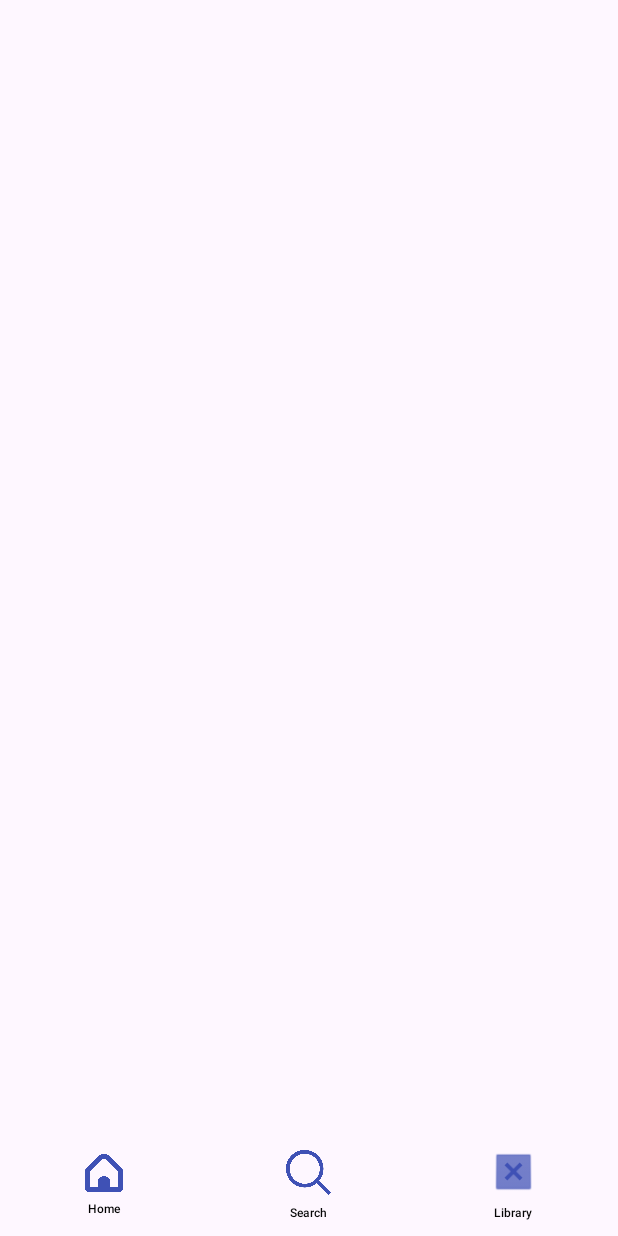
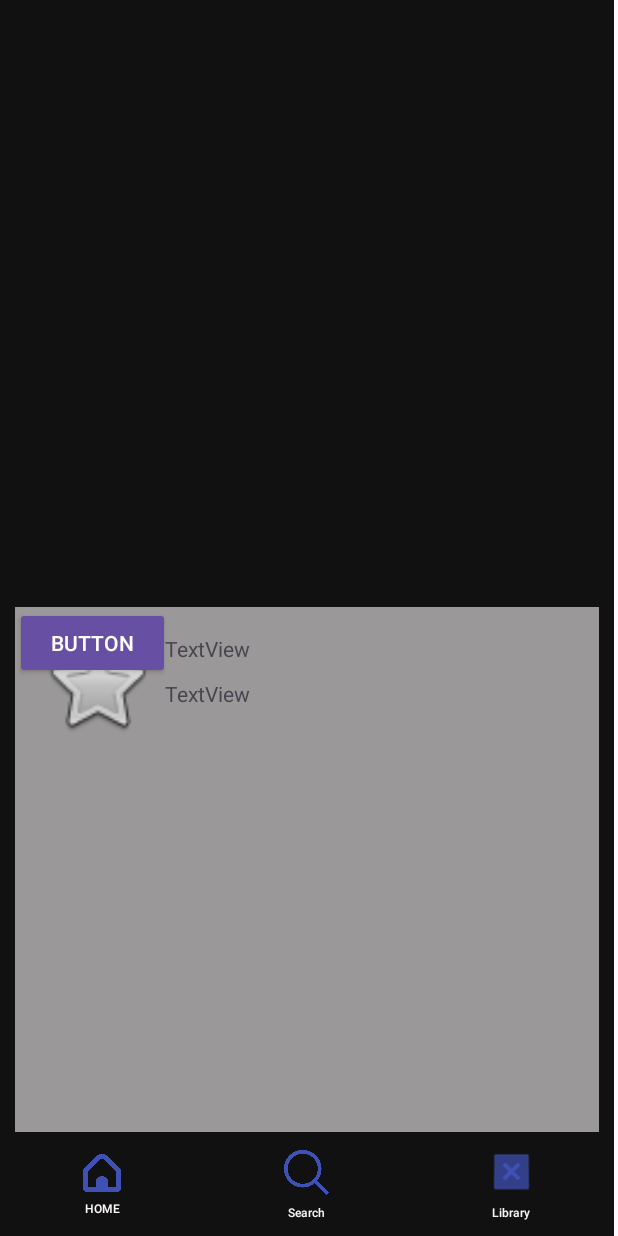
Before and after one commit to Miguel-Perez621/Android_Studio, an Android app: the screen it shows after launch (MainActivity), on a phone screen of 412 x 824 dp. Run offline under Robolectric (Android 15) with nearby library versions, the phone set to English and light mode, and no system bars.

Commit message:
Scroll empezado

```diff
--- a/Ejercicio_Evaluable/app/src/main/res/layout/activity_main.xml
+++ b/Ejercicio_Evaluable/app/src/main/res/layout/activity_main.xml
@@ -2,8 +2,9 @@
 <androidx.constraintlayout.widget.ConstraintLayout xmlns:android="http://schemas.android.com/apk/res/android"
     xmlns:app="http://schemas.android.com/apk/res-auto"
     xmlns:tools="http://schemas.android.com/tools"
-    android:layout_width="match_parent"
+    android:layout_width="wrap_content"
     android:layout_height="match_parent"
+    android:background="#121111"
     tools:context=".MainActivity">
 
     <LinearLayout
@@ -25,8 +26,8 @@
             android:gravity="center_vertical"
             android:text="Home"
             android:textAlignment="center"
-            android:textAllCaps="false"
-            android:textColor="#000000"
+            android:textAllCaps="true"
+            android:textColor="#FDF9F9"
             android:textSize="8sp"
             app:icon="@drawable/hogar"
             app:iconGravity="textTop"
@@ -41,7 +42,7 @@
             android:layout_weight="1"
             android:backgroundTint="@android:color/transparent"
             android:text="Search"
-            android:textColor="#070707"
+            android:textColor="#F6F5F5"
             android:textSize="8sp"
             app:icon="@drawable/busqueda"
             app:iconGravity="textTop"
@@ -55,7 +56,7 @@
             android:layout_weight="1"
             android:backgroundTint="@android:color/transparent"
             android:text="Library"
-            android:textColor="#070606"
+            android:textColor="#F8F5F5"
             android:textSize="8sp"
             app:icon="@android:drawable/btn_dialog"
             app:iconGravity="textTop"
@@ -64,16 +65,68 @@
     </LinearLayout>
 
     <androidx.core.widget.NestedScrollView
-        android:layout_width="409dp"
+        android:layout_width="0dp"
         android:layout_height="350dp"
+        android:layout_marginLeft="10dp"
+        android:layout_marginRight="10dp"
+        android:background="#9A9898"
         android:fillViewport="true"
         app:layout_constraintBottom_toTopOf="@+id/linearLayout"
-        tools:layout_editor_absoluteX="1dp">
+        app:layout_constraintEnd_toEndOf="parent"
+        app:layout_constraintStart_toStartOf="parent">
 
         <LinearLayout
             android:layout_width="match_parent"
             android:layout_height="200dp"
-            android:orientation="vertical" />
+            android:orientation="vertical">
+
+            <androidx.constraintlayout.widget.ConstraintLayout
+                android:layout_width="match_parent"
+                android:layout_height="100dp">
+
+                <ImageView
+                    android:id="@+id/imageView"
+                    android:layout_width="77dp"
+                    android:layout_height="80dp"
+                    android:layout_marginStart="16dp"
+                    app:layout_constraintBottom_toBottomOf="parent"
+                    app:layout_constraintStart_toStartOf="parent"
+                    app:layout_constraintTop_toTopOf="parent"
+                    app:srcCompat="@android:drawable/btn_star" />
+
+                <TextView
+                    android:id="@+id/textView2"
+                    android:layout_width="wrap_content"
+                    android:layout_height="wrap_content"
+                    android:layout_marginStart="100dp"
+                    android:text="TextView"
+                    app:layout_constraintBottom_toTopOf="@+id/textView3"
+                    app:layout_constraintStart_toStartOf="parent"
+                    app:layout_constraintTop_toTopOf="parent"
+                    app:layout_constraintVertical_bias="0.63" />
+
+                <TextView
+                    android:id="@+id/textView3"
+                    android:layout_width="wrap_content"
+                    android:layout_height="wrap_content"
+                    android:layout_marginStart="100dp"
+                    android:text="TextView"
+                    app:layout_constraintBottom_toBottomOf="parent"
+                    app:layout_constraintStart_toStartOf="parent"
+                    app:layout_constraintTop_toTopOf="parent"
+                    app:layout_constraintVertical_bias="0.592" />
+
+                <Button
+                    android:id="@+id/button4"
+                    style="@style/Widget.AppCompat.Button.Small"
+                    android:layout_width="wrap_content"
+                    android:layout_height="wrap_content"
+                    android:text="Button"
+                    tools:layout_editor_absoluteX="244dp"
+                    tools:layout_editor_absoluteY="33dp" />
+
+            </androidx.constraintlayout.widget.ConstraintLayout>
+        </LinearLayout>
     </androidx.core.widget.NestedScrollView>
 
 </androidx.constraintlayout.widget.ConstraintLayout>
```
